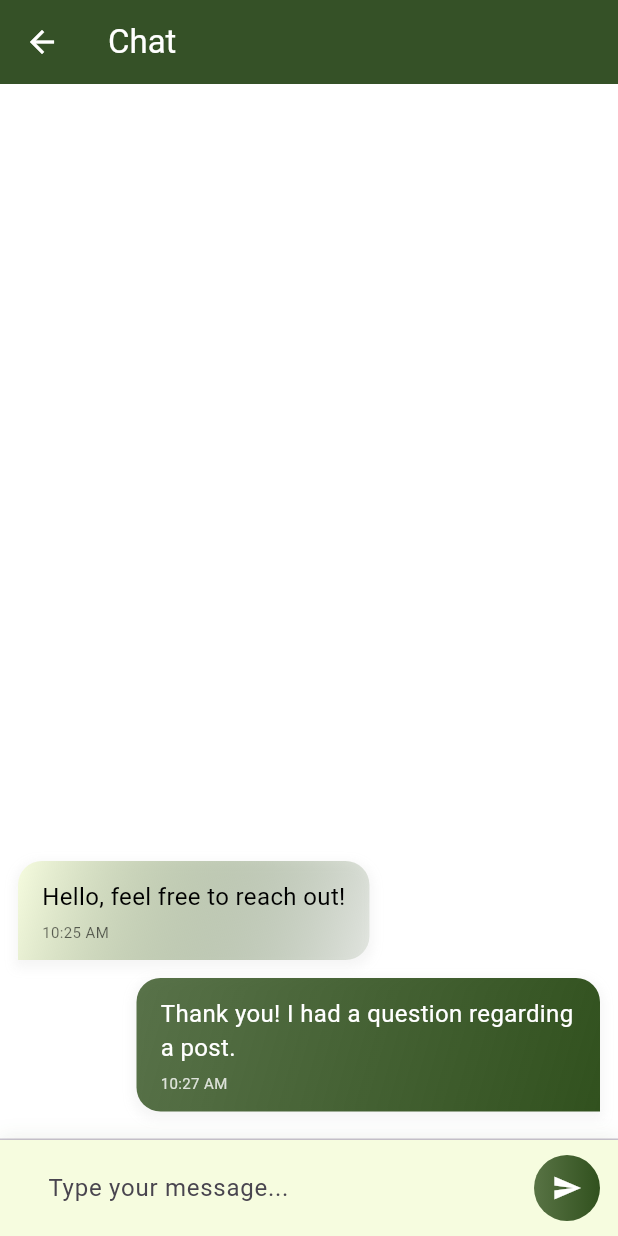
After one commit to Muhammadsaqibsharif/kaar_e_kamal, a Flutter app: the ContentVolunteerCommunicationScreen screen opened by its route, on a phone screen of 412 x 824 dp. The commit adds this screen. Run offline on Flutter 3.47's test engine with Material 3 defaults, Android fonts, the light colour scheme and no system bars; our stand-ins replace carousel_slider, file_picker, flutter_cache_manager, font_awesome_flutter, image_picker, percent_indicator and 3 more; accounts and stored records are empty.

Commit message:
Content Volunteer Communication Screen

```diff
--- a/lib/routes/app_routes.dart
+++ b/lib/routes/app_routes.dart
@@ -2,6 +2,7 @@ import 'package:flutter/material.dart';
 import 'package:kaar_e_kamal/core/theme/theme_settings_screen.dart';
 import 'package:kaar_e_kamal/routes/route_names.dart';
 import 'package:kaar_e_kamal/screens/Teams_%20volunteers/content_team_%20Volunteer/SendToContantLeader/ContentVolunteerToLeaderRequestScreen.dart';
+import 'package:kaar_e_kamal/screens/Teams_%20volunteers/content_team_%20Volunteer/communication/ContentVolunteerCommunicationScreen.dart';
 import 'package:kaar_e_kamal/screens/Teams_%20volunteers/content_team_%20Volunteer/content_team_volunteer_dashboard_screen.dart';
 import 'package:kaar_e_kamal/screens/Teams_%20volunteers/content_team_%20Volunteer/content_team_volunteer_task_screen/ContentTeamVolunteerTaskScreen.dart';
 import 'package:kaar_e_kamal/screens/common/auth/login.dart';
@@ -169,6 +170,7 @@ class AppRoutes {
       RouteNames.ContentTeamVolunteerDashboardScreen: (context) => ContentTeamVolunteerDashboardScreen(),
       RouteNames.ContentTeamVolunteerTaskScreen: (context) => ContentTeamVolunteerTaskScreen(),
       RouteNames.ContentVolunteerToLeaderRequestScreen: (context) => ContentVolunteerToLeaderRequestScreen(),
+      RouteNames.ContentVolunteerCommunicationScreen: (context) => ContentVolunteerCommunicationScreen(),
     };
   }
 }
--- a/lib/routes/route_names.dart
+++ b/lib/routes/route_names.dart
@@ -85,4 +85,6 @@ class RouteNames {
       '/ContentTeamVolunteerTaskScreen';
   static const String ContentVolunteerToLeaderRequestScreen =
       '/ContentVolunteerToLeaderRequestScreen';
+  static const String ContentVolunteerCommunicationScreen =
+      '/ContentVolunteerCommunicationScreen';
 }
--- /dev/null
+++ b/lib/screens/Teams_ volunteers/content_team_ Volunteer/communication/ContentVolunteerCommunicationScreen.dart
@@ -0,0 +1,200 @@
+import 'package:flutter/material.dart';
+import 'package:intl/intl.dart';
+
+class ContentVolunteerCommunicationScreen extends StatefulWidget {
+  const ContentVolunteerCommunicationScreen({super.key});
+
+  @override
+  State<ContentVolunteerCommunicationScreen> createState() =>
+      _ContentVolunteerCommunicationScreenState();
+}
+
+class _ContentVolunteerCommunicationScreenState
+    extends State<ContentVolunteerCommunicationScreen> {
+  final TextEditingController messageController = TextEditingController();
+
+  List<Map<String, dynamic>> messages = [
+    {
+      "from": "leader",
+      "text": "Hello, feel free to reach out!",
+      "timestamp": DateTime.now().subtract(const Duration(minutes: 5))
+    },
+    {
+      "from": "me",
+      "text": "Thank you! I had a question regarding a post.",
+      "timestamp": DateTime.now().subtract(const Duration(minutes: 3))
+    },
+  ];
+
+  void sendMessage() {
+    final text = messageController.text.trim();
+    if (text.isEmpty) return;
+
+    setState(() {
+      messages.add({
+        "from": "me",
+        "text": text,
+        "timestamp": DateTime.now(),
+      });
+      messageController.clear();
+    });
+  }
+
+  @override
+  Widget build(BuildContext context) {
+    final theme = Theme.of(context);
+
+    return Scaffold(
+      backgroundColor: Colors.transparent, // Set background to transparent
+      appBar: AppBar(
+        title: const Text("Chat"),
+        backgroundColor: theme.primaryColor,
+        elevation: 2,
+      ),
+      body: Column(
+        children: [
+          Expanded(
+            child: ListView.builder(
+              reverse: true,
+              padding: const EdgeInsets.all(12),
+              itemCount: messages.length,
+              itemBuilder: (context, index) {
+                final reversedIndex = messages.length - 1 - index;
+                final message = messages[reversedIndex];
+                final isMe = message["from"] == "me";
+                final timestamp = message["timestamp"] is DateTime
+                    ? message["timestamp"] as DateTime
+                    : DateTime.now();
+
+                return Align(
+                  alignment:
+                      isMe ? Alignment.centerRight : Alignment.centerLeft,
+                  child: Container(
+                    margin: const EdgeInsets.symmetric(vertical: 6),
+                    padding: const EdgeInsets.symmetric(
+                        vertical: 12, horizontal: 16),
+                    constraints: BoxConstraints(
+                        maxWidth: MediaQuery.of(context).size.width * 0.75),
+                    decoration: BoxDecoration(
+                      gradient: isMe
+                          ? LinearGradient(
+                              colors: [
+                                theme.primaryColor.withOpacity(0.8),
+                                theme.primaryColor.withOpacity(1)
+                              ],
+                              begin: Alignment.topLeft,
+                              end: Alignment.bottomRight,
+                            )
+                          : LinearGradient(
+                              colors: [
+                                theme.scaffoldBackgroundColor,
+                                theme.primaryColor.withOpacity(0.1),
+                              ],
+                              begin: Alignment.topLeft,
+                              end: Alignment.bottomRight,
+                            ),
+                      borderRadius: BorderRadius.only(
+                        topLeft: const Radius.circular(16),
+                        topRight: const Radius.circular(16),
+                        bottomLeft:
+                            isMe ? const Radius.circular(16) : Radius.zero,
+                        bottomRight:
+                            isMe ? Radius.zero : const Radius.circular(16),
+                      ),
+                      boxShadow: [
+                        BoxShadow(
+                          color: Colors.grey.withOpacity(0.1),
+                          spreadRadius: 2,
+                          blurRadius: 5,
+                          offset: const Offset(0, 3),
+                        )
+                      ],
+                    ),
+                    child: Column(
+                      crossAxisAlignment: CrossAxisAlignment.start,
+                      children: [
+                        Text(
+                          message["text"],
+                          style: TextStyle(
+                            color: isMe
+                                ? Colors.white
+                                : theme.textTheme.bodyMedium?.color,
+                            fontSize: 16,
+                          ),
+                        ),
+                        const SizedBox(height: 5),
+                        Text(
+                          DateFormat('h:mm a').format(timestamp),
+                          style: TextStyle(
+                            fontSize: 10,
+                            color: isMe
+                                ? Colors.white.withOpacity(0.8)
+                                : theme.textTheme.bodyMedium?.color
+                                    ?.withOpacity(0.6),
+                          ),
+                        ),
+                      ],
+                    ),
+                  ),
+                );
+              },
+            ),
+          ),
+          const Divider(height: 1),
+          Container(
+            decoration: BoxDecoration(
+              color: theme.scaffoldBackgroundColor,
+              boxShadow: [
+                BoxShadow(
+                  color: theme.primaryColor.withOpacity(0.08),
+                  spreadRadius: 1,
+                  blurRadius: 10,
+                  offset: const Offset(0, -2),
+                )
+              ],
+            ),
+            padding: const EdgeInsets.symmetric(horizontal: 12, vertical: 8),
+            child: Row(
+              children: [
+                Expanded(
+                  child: TextField(
+                    controller: messageController,
+                    decoration: InputDecoration(
+                      contentPadding: const EdgeInsets.symmetric(
+                          vertical: 10, horizontal: 16),
+                      hintText: 'Type your message...',
+                      filled: true,
+                      fillColor: theme.scaffoldBackgroundColor,
+                      border: OutlineInputBorder(
+                        borderRadius: BorderRadius.circular(25),
+                        borderSide: BorderSide.none,
+                      ),
+                    ),
+                  ),
+                ),
+                const SizedBox(width: 8),
+                GestureDetector(
+                  onTap: sendMessage,
+                  child: Container(
+                    padding: const EdgeInsets.all(12),
+                    decoration: BoxDecoration(
+                      shape: BoxShape.circle,
+                      gradient: LinearGradient(
+                        colors: [
+                          theme.primaryColor.withOpacity(0.8),
+                          theme.primaryColor.withOpacity(1),
+                        ],
+                      ),
+                    ),
+                    child:
+                        const Icon(Icons.send, color: Colors.white, size: 20),
+                  ),
+                )
+              ],
+            ),
+          )
+        ],
+      ),
+    );
+  }
+}
--- a/lib/screens/Teams_ volunteers/content_team_ Volunteer/content_team_volunteer_dashboard_screen.dart
+++ b/lib/screens/Teams_ volunteers/content_team_ Volunteer/content_team_volunteer_dashboard_screen.dart
@@ -51,11 +51,11 @@ class ContentTeamVolunteerDashboardScreen extends StatelessWidget {
                   ),
                   _buildFeatureTile(
                     context,
-                    title: 'Communication',
+                    title: 'Chat with Leader',
                     icon: Icons.chat,
                     onTap: () {
-                      // Navigator.pushNamed(context,
-                      //     RouteNames.ContentVolunteerCommunicationScreen);
+                      Navigator.pushNamed(context,
+                          RouteNames.ContentVolunteerCommunicationScreen);
                     },
                   ),
                 ],
```
